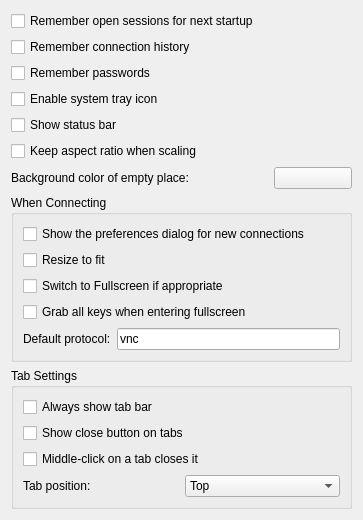
Old version of the form config/general.ui in the repository KDE/krdc.
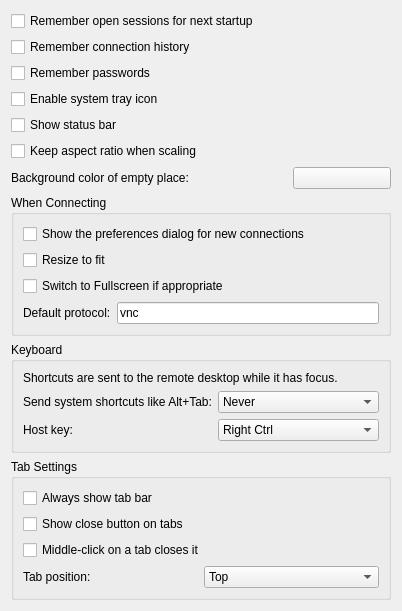
New version of the form. Custom widgets are drawn as their Qt base class.

Commit message:
Send shortcuts to the remote session, replace Grab Keys with a host key
Application shortcuts now go to the remote session while it has focus.
The Grab Keys button is removed.

- Tap the host key (Right Ctrl by default) to use one shortcut locally.
- The setting "Grab all keys in full screen" becomes "Send system
  shortcuts like Alt+Tab": Never / Only in full screen mode / Always.
- Removes `grabAllKeys()` / `setGrabAllKeys()` from `RemoteView` and
  `HostPreferences`.

What changed in the file:
```diff
--- a/config/general.ui
+++ b/config/general.ui
@@ -120,16 +120,6 @@
         </property>
        </widget>
       </item>
-      <item>
-       <widget class="QCheckBox" name="kcfg_GrabAllKeysOnFullscreen">
-        <property name="toolTip">
-         <string>Automatically grab all keys when entering fullscreen mode and release them when leaving fullscreen</string>
-        </property>
-        <property name="text">
-         <string>Grab all keys when entering fullscreen</string>
-        </property>
-       </widget>
-      </item>
       <item>
        <layout class="QHBoxLayout" name="horizontalLayoutP">
         <item>
@@ -151,6 +141,94 @@
      </layout>
     </widget>
    </item>
+   <item>
+    <widget class="QGroupBox" name="keyboardGroupBox">
+     <property name="title">
+      <string>Keyboard</string>
+     </property>
+     <layout class="QFormLayout" name="keyboardLayout">
+      <item row="0" column="0" colspan="2">
+       <widget class="QLabel" name="keyboardLabel">
+        <property name="text">
+         <string>Shortcuts are sent to the remote desktop while it has focus.</string>
+        </property>
+        <property name="wordWrap">
+         <bool>true</bool>
+        </property>
+       </widget>
+      </item>
+      <item row="1" column="0">
+       <widget class="QLabel" name="systemShortcutsLabel">
+        <property name="text">
+         <string>Send system shortcuts like Alt+Tab:</string>
+        </property>
+        <property name="buddy">
+         <cstring>kcfg_SystemShortcuts</cstring>
+        </property>
+       </widget>
+      </item>
+      <item row="1" column="1">
+       <widget class="QComboBox" name="kcfg_SystemShortcuts">
+        <property name="toolTip">
+         <string>Also send desktop shortcuts such as Alt+Tab or Meta. Your system may still keep some for itself.</string>
+        </property>
+        <item>
+         <property name="text">
+          <string>Never</string>
+         </property>
+        </item>
+        <item>
+         <property name="text">
+          <string>Only in full screen mode</string>
+         </property>
+        </item>
+        <item>
+         <property name="text">
+          <string>Always</string>
+         </property>
+        </item>
+       </widget>
+      </item>
+      <item row="2" column="0">
+       <widget class="QLabel" name="hostKeyLabel">
+        <property name="text">
+         <string>Host key:</string>
+        </property>
+        <property name="buddy">
+         <cstring>kcfg_HostKey</cstring>
+        </property>
+       </widget>
+      </item>
+      <item row="2" column="1">
+       <widget class="QComboBox" name="kcfg_HostKey">
+        <property name="toolTip">
+         <string>Press this key to use the next shortcut on this computer. Combined with other keys it works as normal.</string>
+        </property>
+        <item>
+         <property name="text">
+          <string>Right Ctrl</string>
+         </property>
+        </item>
+        <item>
+         <property name="text">
+          <string>Right Alt</string>
+         </property>
+        </item>
+        <item>
+         <property name="text">
+          <string>Right Meta</string>
+         </property>
+        </item>
+        <item>
+         <property name="text">
+          <string comment="@item:inlistbox no host key">None</string>
+         </property>
+        </item>
+       </widget>
+      </item>
+     </layout>
+    </widget>
+   </item>
    <item>
     <widget class="QGroupBox" name="tabGroupBox">
      <property name="title">
```
The commit also changes 14 other files.
